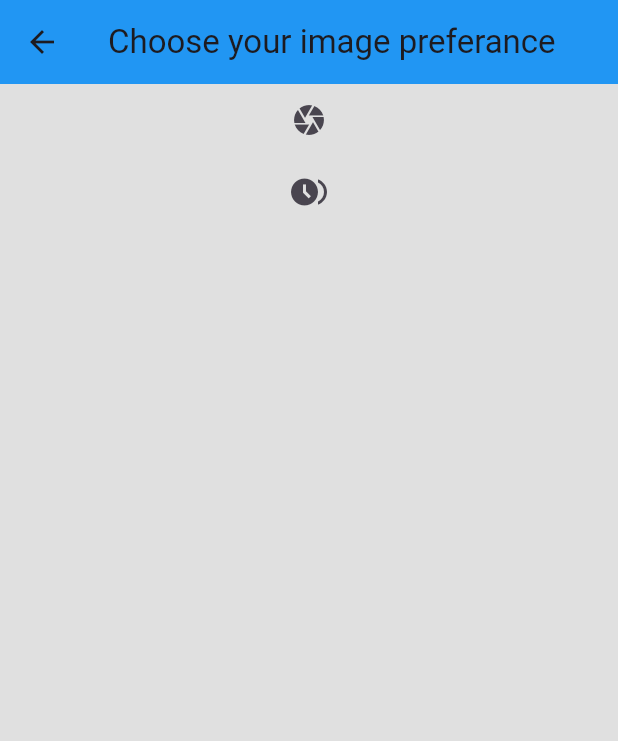
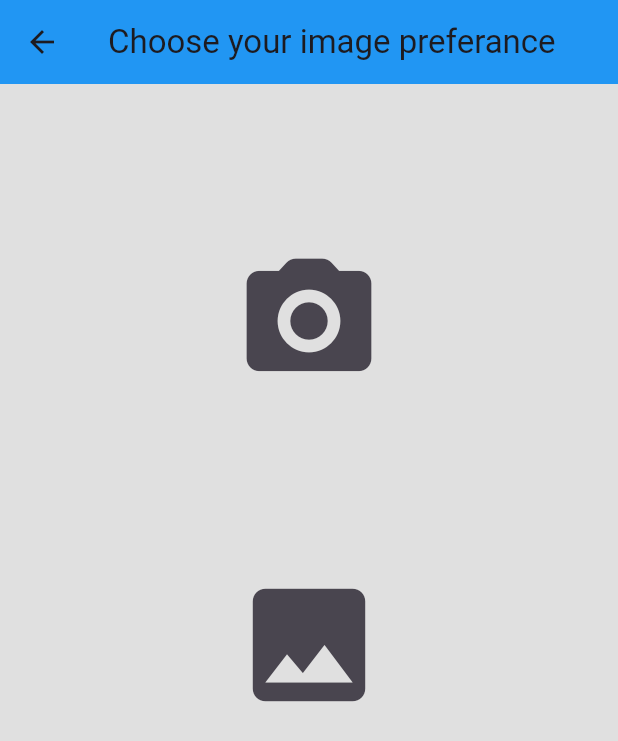
Before and after one commit to Sam20042/BuzzApplication, a Flutter app: the ImagePage screen opened directly, on a phone screen of 412 x 824 dp. Shown: the top 741 px of the screen. Run offline on Flutter 3.47's test engine with Material 3 defaults, Android fonts, the light colour scheme and no system bars; our stand-ins replace camera, firebase_auth, firebase_core, google_sign_in, shared_preferences; missing offline and left inert: dart:ffi, gal; accounts and stored records are empty; network calls fail.

Commit message:
photo gallery working

```diff
--- a/mobile/flutter/ideas_application/lib/pages/camera_page.dart
+++ b/mobile/flutter/ideas_application/lib/pages/camera_page.dart
@@ -7,6 +7,7 @@ import 'package:firebase_core/firebase_core.dart';
 import 'package:flutter/material.dart';
 import 'package:ideas_application/components/text_box.dart';
 import 'package:ideas_application/pages/home_page.dart';
+import 'package:ideas_application/pages/image_page.dart';
 
 class CameraPage extends StatefulWidget{
   const CameraPage({super.key});
--- a/mobile/flutter/ideas_application/lib/pages/image_page.dart
+++ b/mobile/flutter/ideas_application/lib/pages/image_page.dart
@@ -5,6 +5,7 @@ import 'package:firebase_auth/firebase_auth.dart';
 import 'package:firebase_core/firebase_core.dart';
 import 'package:flutter/material.dart';
 import 'package:ideas_application/components/text_box.dart';
+import 'package:ideas_application/pages/gallery_page.dart';
 import 'package:ideas_application/pages/home_page.dart';
 import 'package:ideas_application/pages/camera_page.dart';
 
@@ -40,19 +41,22 @@ class _ImagePage extends State<ImagePage>
       ),
       body: ListView(
         children: [
+          const SizedBox(height : 100),
           IconButton(
-            icon: const Icon(Icons.camera),
+            iconSize: 100,
+            icon: const Icon(Icons.camera_alt_rounded),
             onPressed: () {
               Navigator.push(context,MaterialPageRoute(builder: (context) => const CameraPage()));
             }
           ),
-          const SizedBox(width: 4),
+          const SizedBox(height: 100),
 
           //add a link button
           IconButton(
-            icon: const Icon(Icons.browse_gallery),
+            iconSize: 100,
+            icon: const Icon(Icons.image),
             onPressed: () {
-              Navigator.push(context,MaterialPageRoute(builder: (context) => const CameraPage()));
+              Navigator.push(context,MaterialPageRoute(builder: (context) => const GalleryPage()));
             }
             ),
         ],
--- a/mobile/flutter/ideas_application/pubspec.yaml
+++ b/mobile/flutter/ideas_application/pubspec.yaml
@@ -46,6 +46,7 @@ dependencies:
   camera: ^0.11.0+2
   shared_preferences: ^2.3.3
   gal: ^2.3.0
+  image_picker: ^1.1.2
 dev_dependencies:
   flutter_test:
     sdk: flutter
```
Also changed, not shown: mobile/flutter/ideas_application/lib/main.dart (+6 -6 lines), mobile/flutter/ideas_application/lib/messages/message_list.dart (+0 -26 lines), mobile/flutter/ideas_application/pubspec.lock, 5 other files.
